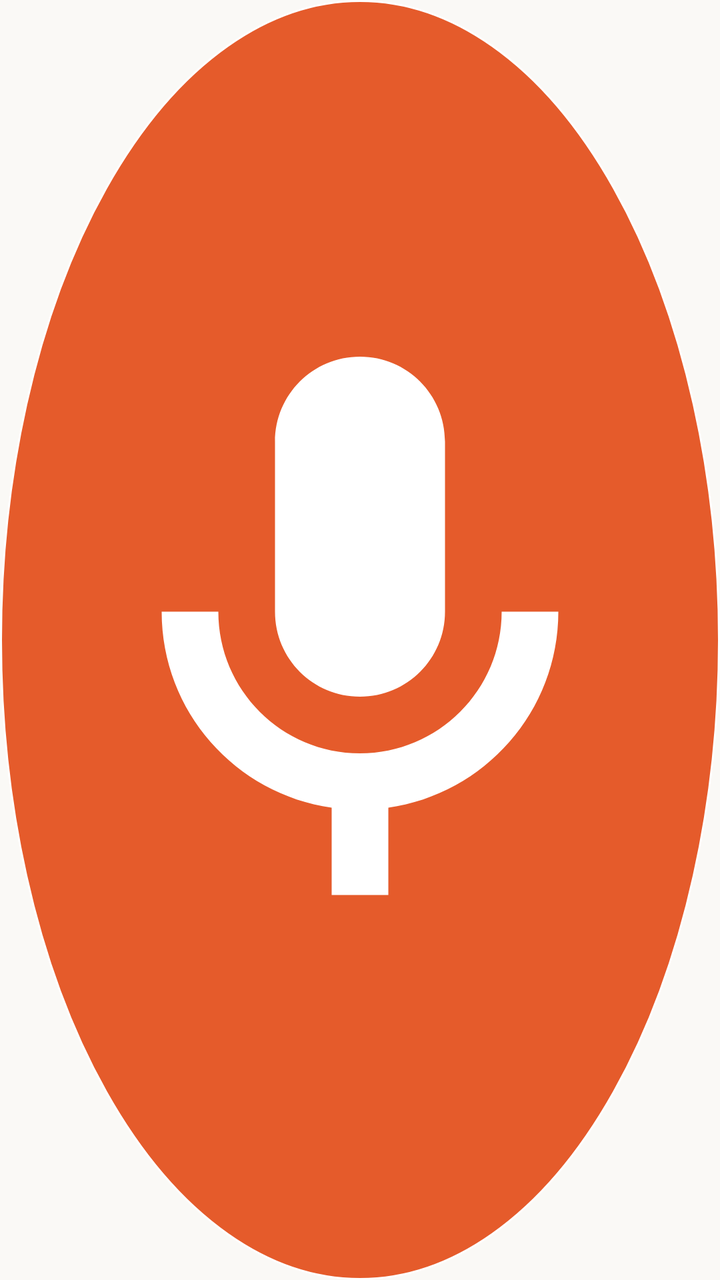
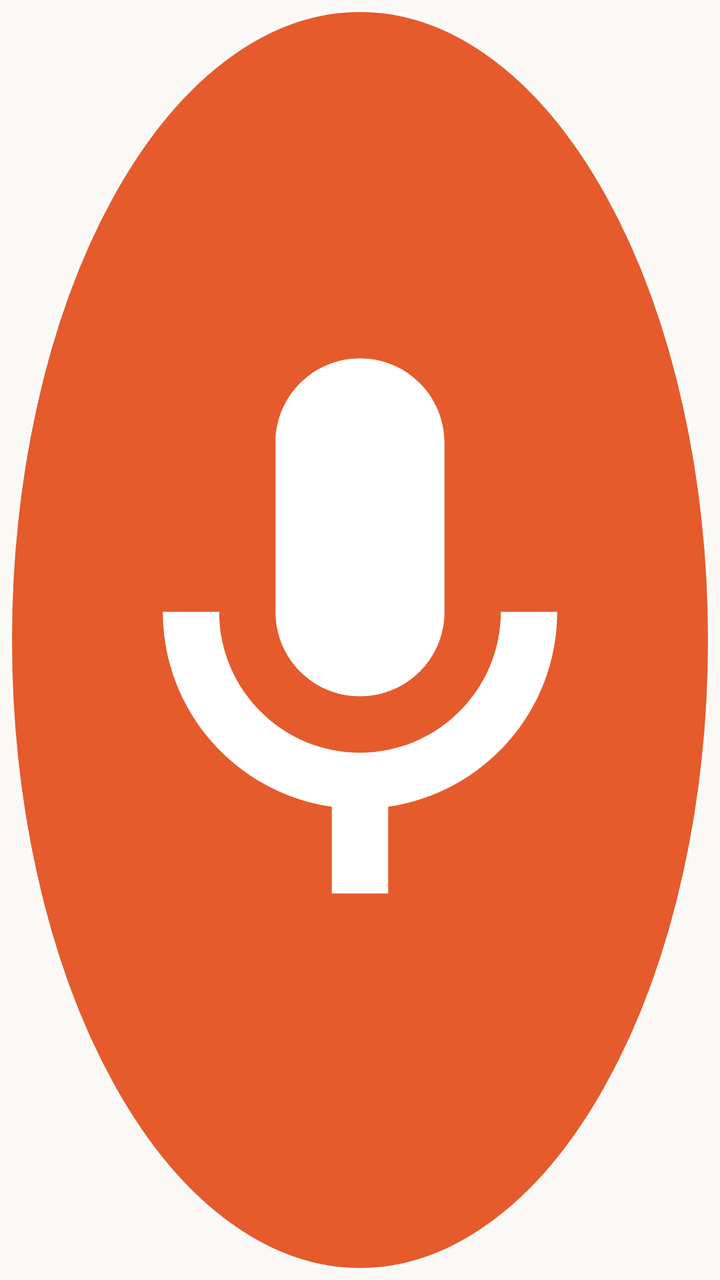

Compare the two renders of this Android layout. The source of the first and the diff that turns it into the second are given below.
<!-- AndroidManifest.xml: application theme Theme.TapTypePro -->
<!-- res/layout/floating_orb.xml -->
<?xml version="1.0" encoding="utf-8"?>
<FrameLayout xmlns:android="http://schemas.android.com/apk/res/android"
    android:layout_width="@dimen/orb_size"
    android:layout_height="@dimen/orb_size">

    
    <ImageView
        android:id="@+id/orbImage"
        android:layout_width="match_parent"
        android:layout_height="match_parent"
        android:layout_gravity="center"
        android:padding="10dp"
        android:src="@drawable/ic_mic"
        android:background="@drawable/orb_background"
        android:contentDescription="@string/tap_to_record" />

    
    <View
        android:id="@+id/levelTrack"
        android:layout_width="match_parent"
        android:layout_height="4dp"
        android:layout_gravity="bottom|center_horizontal"
        android:layout_marginLeft="16dp"
        android:layout_marginRight="16dp"
        android:layout_marginBottom="10dp"
        android:background="@drawable/level_track"
        android:visibility="gone" />

    <View
        android:id="@+id/levelFill"
        android:layout_width="match_parent"
        android:layout_height="4dp"
        android:layout_gravity="bottom|center_horizontal"
        android:layout_marginLeft="16dp"
        android:layout_marginRight="16dp"
        android:layout_marginBottom="10dp"
        android:background="@drawable/level_fill"
        android:visibility="gone" />

    
    <ProgressBar
        android:id="@+id/orbSpinner"
        style="?android:attr/progressBarStyle"
        android:layout_width="28dp"
        android:layout_height="28dp"
        android:layout_gravity="center"
        android:indeterminateTint="@color/white"
        android:visibility="gone" />

</FrameLayout>
<!-- resources referenced by this layout -->
<resources>
  <color name="white">#FFFFFF</color>
  <dimen name="orb_size">56dp</dimen>
  <!-- drawable ic_mic (drawable) -->
  <vector xmlns:android="http://schemas.android.com/apk/res/android"
      android:width="24dp"
      android:height="24dp"
      android:viewportWidth="24"
      android:viewportHeight="24"
      android:tint="@color/white">
      <path
          android:fillColor="@color/white"
          android:pathData="M12,14c1.66,0 3,-1.34 3,-3V5c0,-1.66 -1.34,-3 -3,-3S9,3.34 9,5v6C9,12.66 10.34,14 12,14zM17,11c0,2.76 -2.24,5 -5,5s-5,-2.24 -5,-5H5c0,3.53 2.61,6.43 6,6.92V21h2v-3.08c3.39,-0.49 6,-3.39 6,-6.92H17z" />
  </vector>
  <!-- drawable level_fill (drawable) -->
  <?xml version="1.0" encoding="utf-8"?>
  <shape xmlns:android="http://schemas.android.com/apk/res/android"
      android:shape="rectangle">
      <solid android:color="@color/white" />
      <corners android:radius="2dp" />
  </shape>
  <!-- drawable level_track (drawable) -->
  <?xml version="1.0" encoding="utf-8"?>
  <shape xmlns:android="http://schemas.android.com/apk/res/android"
      android:shape="rectangle">
      <solid android:color="#4DFFFFFF" />
      <corners android:radius="2dp" />
  </shape>
  <!-- drawable orb_background (drawable) -->
  <?xml version="1.0" encoding="utf-8"?>
  <shape xmlns:android="http://schemas.android.com/apk/res/android"
      android:shape="oval">
      <solid android:color="@color/clay" />
      <stroke
          android:width="1dp"
          android:color="@color/white" />
      <size
          android:width="56dp"
          android:height="56dp" />
  </shape>
  <string name="tap_to_record">Tap to record</string>
  <style name="Theme.TapTypePro" parent="Theme.Material3.Light.NoActionBar">
          <item name="colorPrimary">@color/clay</item>
          <item name="colorPrimaryContainer">@color/clay_container</item>
          <item name="colorOnPrimary">@color/white</item>
          <item name="android:colorBackground">@color/cream</item>
          <item name="colorSurface">@color/white</item>
          <item name="colorOnSurface">@color/text_primary</item>
          <item name="android:statusBarColor">@color/cream</item>
          <item name="android:windowLightStatusBar">true</item>
      </style>
  <color name="clay">#E55B2B</color>
  <color name="clay_container">#FDEAE4</color>
  <color name="cream">#FAF9F6</color>
  <color name="text_primary">#1C1C1E</color>
</resources>

<!-- the commit's change to res/layout/floating_orb.xml (unified diff, before → after) -->
@@ -4,12 +4,14 @@
     android:layout_height="@dimen/orb_size">
 
     
+    
     <ImageView
         android:id="@+id/orbImage"
         android:layout_width="match_parent"
         android:layout_height="match_parent"
         android:layout_gravity="center"
-        android:padding="10dp"
+        android:layout_margin="5dp"
+        android:padding="6dp"
         android:src="@drawable/ic_mic"
         android:background="@drawable/orb_background"
         android:contentDescription="@string/tap_to_record" />
